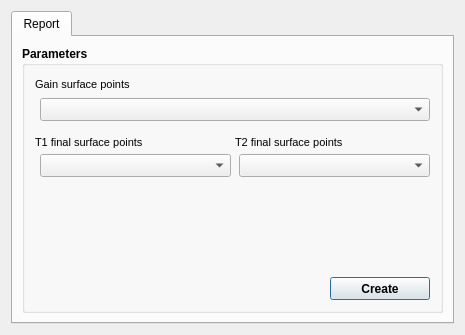
The window that gui/report/report_dlg_base.ui (franciscocamellon/lallemand_plant_care) describes before a commit, drawn with Qt 5.
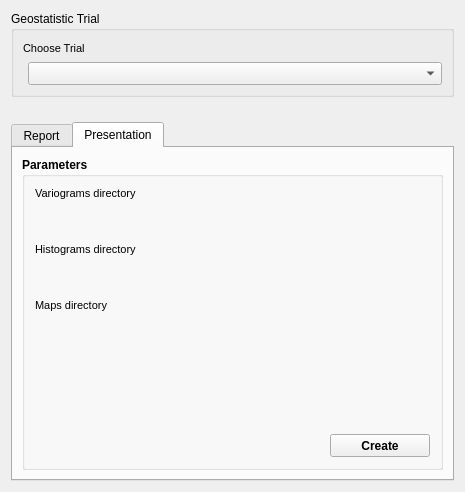
The same window after the commit. Custom widgets are drawn as their Qt base class.

Commit message: Adding a report functionality

What changed in the file:
```diff
--- a/gui/report/report_dlg_base.ui
+++ b/gui/report/report_dlg_base.ui
@@ -7,7 +7,7 @@
     <x>0</x>
     <y>0</y>
     <width>465</width>
-    <height>335</height>
+    <height>492</height>
    </rect>
   </property>
   <property name="minimumSize">
@@ -20,10 +20,10 @@
    <string>Dialog</string>
   </property>
   <layout class="QGridLayout" name="gridLayout">
-   <item row="0" column="0">
-    <widget class="QTabWidget" name="tabWidget">
+   <item row="2" column="0">
+    <widget class="QTabWidget" name="presentation">
      <property name="currentIndex">
-      <number>0</number>
+      <number>1</number>
      </property>
      <widget class="QWidget" name="reportTab">
       <attribute name="title">
@@ -103,14 +103,14 @@
                  <string notr="true">font: 8pt &quot;MS Shell Dlg 2&quot;</string>
                 </property>
                 <property name="text">
-                 <string>Gain surface points</string>
+                 <string>Yield layer</string>
                 </property>
                </widget>
               </item>
              </layout>
             </item>
             <item>
-             <layout class="QHBoxLayout" name="horizontalLayout_4">
+             <layout class="QHBoxLayout" name="horizontalLayout_10">
               <property name="spacing">
                <number>5</number>
               </property>
@@ -118,7 +118,7 @@
                <number>5</number>
               </property>
               <item>
-               <widget class="QgsMapLayerComboBox" name="gainSurfacePointsComboBox">
+               <widget class="QgsMapLayerComboBox" name="yieldLayerComboBox">
                 <property name="minimumSize">
                  <size>
                   <width>0</width>
@@ -128,7 +128,225 @@
                 <property name="maximumSize">
                  <size>
                   <width>16777215</width>
-                  <height>16777215</height>
+                  <height>23</height>
+                 </size>
+                </property>
+                <property name="styleSheet">
+                 <string notr="true">font: 8pt &quot;MS Shell Dlg 2&quot;</string>
+                </property>
+               </widget>
+              </item>
+             </layout>
+            </item>
+           </layout>
+          </item>
+          <item>
+           <spacer name="verticalSpacer_5">
+            <property name="orientation">
+             <enum>Qt::Vertical</enum>
+            </property>
+            <property name="sizeType">
+             <enum>QSizePolicy::Fixed</enum>
+            </property>
+            <property name="sizeHint" stdset="0">
+             <size>
+              <width>20</width>
+              <height>10</height>
+             </size>
+            </property>
+           </spacer>
+          </item>
+          <item>
+           <layout class="QVBoxLayout" name="verticalLayout_7">
+            <property name="spacing">
+             <number>5</number>
+            </property>
+            <property name="leftMargin">
+             <number>0</number>
+            </property>
+            <property name="rightMargin">
+             <number>0</number>
+            </property>
+            <item>
+             <layout class="QHBoxLayout" name="horizontalLayout_13">
+              <item>
+               <widget class="QLabel" name="gainSurfacePointsLabel_5">
+                <property name="minimumSize">
+                 <size>
+                  <width>0</width>
+                  <height>17</height>
+                 </size>
+                </property>
+                <property name="font">
+                 <font>
+                  <family>MS Shell Dlg 2</family>
+                  <pointsize>8</pointsize>
+                  <weight>50</weight>
+                  <italic>false</italic>
+                  <bold>false</bold>
+                 </font>
+                </property>
+                <property name="styleSheet">
+                 <string notr="true">font: 8pt &quot;MS Shell Dlg 2&quot;</string>
+                </property>
+                <property name="text">
+                 <string>T1 layer</string>
+                </property>
+               </widget>
+              </item>
+              <item>
+               <widget class="QLabel" name="gainSurfacePointsLabel_6">
+                <property name="minimumSize">
+                 <size>
+                  <width>0</width>
+                  <height>17</height>
+                 </size>
+                </property>
+                <property name="font">
+                 <font>
+                  <family>MS Shell Dlg 2</family>
+                  <pointsize>8</pointsize>
+                  <weight>50</weight>
+                  <italic>false</italic>
+                  <bold>false</bold>
+                 </font>
+                </property>
+                <property name="styleSheet">
+                 <string notr="true">font: 8pt &quot;MS Shell Dlg 2&quot;</string>
+                </property>
+                <property name="text">
+                 <string>T2 layer</string>
+                </property>
+               </widget>
+              </item>
+             </layout>
+            </item>
+            <item>
+             <layout class="QHBoxLayout" name="horizontalLayout_14">
+              <property name="spacing">
+               <number>5</number>
+              </property>
+              <property name="leftMargin">
+               <number>5</number>
+              </property>
+              <item>
+               <widget class="QgsMapLayerComboBox" name="t1LayerComboBox">
+                <property name="minimumSize">
+                 <size>
+                  <width>0</width>
+                  <height>23</height>
+                 </size>
+                </property>
+                <property name="maximumSize">
+                 <size>
+                  <width>16777215</width>
+                  <height>23</height>
+                 </size>
+                </property>
+                <property name="styleSheet">
+                 <string notr="true">font: 8pt &quot;MS Shell Dlg 2&quot;</string>
+                </property>
+               </widget>
+              </item>
+              <item>
+               <widget class="QgsMapLayerComboBox" name="t2LayerComboBox">
+                <property name="minimumSize">
+                 <size>
+                  <width>0</width>
+                  <height>23</height>
+                 </size>
+                </property>
+                <property name="maximumSize">
+                 <size>
+                  <width>16777215</width>
+                  <height>23</height>
+                 </size>
+                </property>
+                <property name="styleSheet">
+                 <string notr="true">font: 8pt &quot;MS Shell Dlg 2&quot;</string>
+                </property>
+               </widget>
+              </item>
+             </layout>
+            </item>
+           </layout>
+          </item>
+          <item>
+           <spacer name="verticalSpacer_6">
+            <property name="orientation">
+             <enum>Qt::Vertical</enum>
+            </property>
+            <property name="sizeType">
+             <enum>QSizePolicy::Fixed</enum>
+            </property>
+            <property name="sizeHint" stdset="0">
+             <size>
+              <width>20</width>
+              <height>10</height>
+             </size>
+            </property>
+           </spacer>
+          </item>
+          <item>
+           <layout class="QVBoxLayout" name="verticalLayout_9">
+            <property name="spacing">
+             <number>5</number>
+            </property>
+            <property name="leftMargin">
+             <number>0</number>
+            </property>
+            <property name="rightMargin">
+             <number>0</number>
+            </property>
+            <item>
+             <layout class="QHBoxLayout" name="horizontalLayout_15">
+              <item>
+               <widget class="QLabel" name="gainSurfacePointsLabel_7">
+                <property name="minimumSize">
+                 <size>
+                  <width>0</width>
+                  <height>17</height>
+                 </size>
+                </property>
+                <property name="font">
+                 <font>
+                  <family>MS Shell Dlg 2</family>
+                  <pointsize>8</pointsize>
+                  <weight>50</weight>
+                  <italic>false</italic>
+                  <bold>false</bold>
+                 </font>
+                </property>
+                <property name="styleSheet">
+                 <string notr="true">font: 8pt &quot;MS Shell Dlg 2&quot;</string>
+                </property>
+                <property name="text">
+                 <string>Gain points layer</string>
+                </property>
+               </widget>
+              </item>
+             </layout>
+            </item>
+            <item>
+             <layout class="QHBoxLayout" name="horizontalLayout_16">
+              <property name="spacing">
+               <number>5</number>
+              </property>
+              <property name="leftMargin">
+               <number>5</number>
+              </property>
+              <item>
+               <widget class="QgsMapLayerComboBox" name="gainPointsLayerComboBox">
+                <property name="minimumSize">
+                 <size>
+                  <width>0</width>
+                  <height>23</height>
+                 </size>
+                </property>
+                <property name="maximumSize">
+                 <size>
+                  <width>16777215</width>
+                  <height>23</height>
                  </size>
                 </property>
                 <property name="styleSheet">
@@ -168,7 +386,7 @@
              <number>0</number>
             </property>
             <item>
-             <layout class="QHBoxLayout" name="horizontalLayout_10">
+             <layout class="QHBoxLayout" name="horizontalLayout_11">
               <property name="spacing">
                <number>5</number>
               </property>
@@ -252,6 +470,12 @@
                   <height>23</height>
                  </size>
                 </property>
+                <property name="maximumSize">
+                 <size>
+                  <width>16777215</width>
+                  <height>23</height>
+                 </size>
+                </property>
                 <property name="styleSheet">
                  <string notr="true">font: 8pt &quot;MS Shell Dlg 2&quot;</string>
                 </property>
@@ -265,6 +489,12 @@
                   <height>23</height>
                  </size>
                 </property>
+                <property name="maximumSize">
+                 <size>
+                  <width>16777215</width>
+                  <height>23</height>
+                 </size>
+                </property>
                 <property name="styleSheet">
                  <string notr="true">font: 8pt &quot;MS Shell Dlg 2&quot;</string>
                 </property>
@@ -288,7 +518,7 @@
            </spacer>
           </item>
           <item>
-           <layout class="QHBoxLayout" name="horizontalLayout_7">
+           <layout class="QHBoxLayout" name="horizontalLayout_17">
             <property name="spacing">
              <number>0</number>
             </property>
@@ -334,11 +564,473 @@
        </item>
       </layout>
      </widget>
+     <widget class="QWidget" name="tab_3">
+      <attribute name="title">
+       <string>Presentation</string>
+      </attribute>
+      <layout class="QGridLayout" name="gridLayout_4">
+       <item row="0" column="0">
+        <widget class="QGroupBox" name="parametersGroupBox_2">
+         <property name="sizePolicy">
+          <sizepolicy hsizetype="Preferred" vsizetype="MinimumExpanding">
+           <horstretch>0</horstretch>
+           <verstretch>0</verstretch>
+          </sizepolicy>
+         </property>
+         <property name="minimumSize">
+          <size>
+           <width>0</width>
+           <height>90</height>
+          </size>
+         </property>
+         <property name="font">
+          <font>
+           <weight>75</weight>
+           <bold>true</bold>
+          </font>
+         </property>
+         <property name="title">
+          <string>Parameters</string>
+         </property>
+         <layout class="QVBoxLayout" name="verticalLayout_12">
+          <property name="spacing">
+           <number>5</number>
+          </property>
+          <property name="leftMargin">
+           <number>10</number>
+          </property>
+          <property name="topMargin">
+           <number>10</number>
+          </property>
+          <property name="rightMargin">
+           <number>10</number>
+          </property>
+          <property name="bottomMargin">
+           <number>10</number>
+          </property>
+          <item>
+           <layout class="QVBoxLayout" name="verticalLayout_13">
+            <property name="spacing">
+             <number>5</number>
+            </property>
+            <property name="leftMargin">
+             <number>0</number>
+            </property>
+            <property name="rightMargin">
+             <number>10</number>
+            </property>
+            <item>
+             <layout class="QHBoxLayout" name="horizontalLayout_21">
+              <item>
+               <widget class="QLabel" name="pointsFileLabel_4">
+                <property name="font">
+                 <font>
+                  <family>MS Shell Dlg 2</family>
+                  <pointsize>8</pointsize>
+                  <weight>50</weight>
+                  <italic>false</italic>
+                  <bold>false</bold>
+                 </font>
+                </property>
+                <property name="styleSheet">
+                 <string notr="true">font: 8pt &quot;MS Shell Dlg 2&quot;</string>
+                </property>
+                <property name="text">
+                 <string>Variograms directory</string>
+                </property>
+               </widget>
+              </item>
+             </layout>
+            </item>
+            <item>
+             <layout class="QHBoxLayout" name="horizontalLayout_22">
+              <property name="spacing">
+               <number>5</number>
+              </property>
+              <property name="leftMargin">
+               <number>10</number>
+              </property>
+              <item>
+               <widget class="QgsFileWidget" name="variogramsFileWidget">
+                <property name="sizePolicy">
+                 <sizepolicy hsizetype="Expanding" vsizetype="Fixed">
+                  <horstretch>0</horstretch>
+                  <verstretch>0</verstretch>
+                 </sizepolicy>
+                </property>
+                <property name="minimumSize">
+                 <size>
+                  <width>0</width>
+                  <height>23</height>
+                 </size>
+                </property>
+                <property name="maximumSize">
+                 <size>
+                  <width>16777215</width>
+                  <height>16777215</height>
+                 </size>
+                </property>
+                <property name="styleSheet">
+                 <string notr="true">font: 8pt &quot;MS Shell Dlg 2&quot;;</string>
+                </property>
+                <property name="filter">
+                 <string>*.shp</string>
+                </property>
+                <property name="storageMode">
+                 <enum>QgsFileWidget::GetFile</enum>
+                </property>
+               </widget>
+              </item>
+             </layout>
+            </item>
+           </layout>
+          </item>
+          <item>
+           <spacer name="verticalSpacer_9">
+            <property name="orientation">
+             <enum>Qt::Vertical</enum>
+            </property>
+            <property name="sizeType">
+             <enum>QSizePolicy::Fixed</enum>
+            </property>
+            <property name="sizeHint" stdset="0">
+             <size>
+              <width>20</width>
+              <height>10</height>
+             </size>
+            </property>
+           </spacer>
+          </item>
+          <item>
+           <layout class="QVBoxLayout" name="verticalLayout_14">
+            <property name="spacing">
+             <number>5</number>
+            </property>
+            <property name="leftMargin">
+             <number>0</number>
+            </property>
+            <property name="rightMargin">
+             <number>10</number>
+            </property>
+            <item>
+             <layout class="QHBoxLayout" name="horizontalLayout_23">
+              <item>
+               <widget class="QLabel" name="pointsFileLabel_5">
+                <property name="font">
+                 <font>
+                  <family>MS Shell Dlg 2</family>
+                  <pointsize>8</pointsize>
+                  <weight>50</weight>
+                  <italic>false</italic>
+                  <bold>false</bold>
+                 </font>
+                </property>
+                <property name="styleSheet">
+                 <string notr="true">font: 8pt &quot;MS Shell Dlg 2&quot;</string>
+                </property>
+                <property name="text">
+                 <string>Histograms directory</string>
+                </property>
+               </widget>
+              </item>
+             </layout>
+            </item>
+            <item>
+             <layout class="QHBoxLayout" name="horizontalLayout_24">
+              <property name="spacing">
+               <number>5</number>
+              </property>
+              <property name="leftMargin">
+               <number>10</number>
+              </property>
+              <item>
+               <widget class="QgsFileWidget" name="histogramsFileWidget">
+                <property name="sizePolicy">
+                 <sizepolicy hsizetype="Expanding" vsizetype="Fixed">
+                  <horstretch>0</horstretch>
+                  <verstretch>0</verstretch>
+                 </sizepolicy>
+                </property>
+                <property name="minimumSize">
+                 <size>
+                  <width>0</width>
+                  <height>23</height>
+                 </size>
+                </property>
+                <property name="maximumSize">
+                 <size>
+                  <width>16777215</width>
+                  <height>16777215</height>
+                 </size>
+                </property>
+                <property name="styleSheet">
+                 <string notr="true">font: 8pt &quot;MS Shell Dlg 2&quot;;</string>
+                </property>
+                <property name="filter">
+                 <string>*.shp</string>
+                </property>
+                <property name="storageMode">
+                 <enum>QgsFileWidget::GetFile</enum>
+                </property>
+               </widget>
+              </item>
+             </layout>
+            </item>
+           </layout>
+          </item>
+          <item>
+           <spacer name="verticalSpacer_10">
+            <property name="orientation">
+             <enum>Qt::Vertical</enum>
+            </property>
+            <property name="sizeType">
+             <enum>QSizePolicy::Fixed</enum>
+            </property>
+            <property name="sizeHint" stdset="0">
+             <size>
+              <width>20</width>
+              <height>10</height>
+             </size>
+            </property>
+           </spacer>
+          </item>
+          <item>
+           <layout class="QVBoxLayout" name="verticalLayout_15">
+            <property name="spacing">
+             <number>5</number>
+            </property>
+            <property name="leftMargin">
+             <number>0</number>
+            </property>
+            <property name="rightMargin">
+             <number>10</number>
+            </property>
+            <item>
+             <layout class="QHBoxLayout" name="horizontalLayout_25">
+              <item>
+               <widget class="QLabel" name="pointsFileLabel_6">
+                <property name="font">
+                 <font>
+                  <family>MS Shell Dlg 2</family>
+                  <pointsize>8</pointsize>
+                  <weight>50</weight>
+                  <italic>false</italic>
+                  <bold>false</bold>
+                 </font>
+                </property>
+                <property name="styleSheet">
+                 <string notr="true">font: 8pt &quot;MS Shell Dlg 2&quot;</string>
+                </property>
+                <property name="text">
+                 <string>Maps directory</string>
+                </property>
+               </widget>
+              </item>
+             </layout>
+            </item>
+            <item>
+             <layout class="QHBoxLayout" name="horizontalLayout_26">
+              <property name="spacing">
+               <number>5</number>
+              </property>
+              <property name="leftMargin">
+               <number>10</number>
+              </property>
+              <item>
+               <widget class="QgsFileWidget" name="mapsFileWidget">
+                <property name="sizePolicy">
+                 <sizepolicy hsizetype="Expanding" vsizetype="Fixed">
+                  <horstretch>0</horstretch>
+                  <verstretch>0</verstretch>
+                 </sizepolicy>
+                </property>
+                <property name="minimumSize">
+                 <size>
+                  <width>0</width>
+                  <height>23</height>
+                 </size>
+                </property>
+                <property name="maximumSize">
+                 <size>
+                  <width>16777215</width>
+                  <height>16777215</height>
+                 </size>
+                </property>
+                <property name="styleSheet">
+                 <string notr="true">font: 8pt &quot;MS Shell Dlg 2&quot;;</string>
+                </property>
+                <property name="filter">
+                 <string>*.shp</string>
+                </property>
+                <property name="storageMode">
+                 <enum>QgsFileWidget::GetFile</enum>
+                </property>
+               </widget>
+              </item>
+             </layout>
+            </item>
+           </layout>
+          </item>
+          <item>
+           <spacer name="verticalSpacer_11">
+            <property name="orientation">
+             <enum>Qt::Vertical</enum>
+            </property>
+            <property name="sizeHint" stdset="0">
+             <size>
+              <width>20</width>
+              <height>40</height>
+             </size>
+            </property>
+           </spacer>
+          </item>
+          <item>
+           <layout class="QHBoxLayout" name="horizontalLayout_27">
+            <property name="spacing">
+             <number>0</number>
+            </property>
+            <item>
+             <spacer name="horizontalSpacer_7">
+              <property name="orientation">
+               <enum>Qt::Horizontal</enum>
+              </property>
+              <property name="sizeHint" stdset="0">
+               <size>
+                <width>40</width>
+                <height>20</height>
+               </size>
+              </property>
+             </spacer>
+            </item>
+            <item>
+             <widget class="QPushButton" name="reportPushButton_3">
+              <property name="minimumSize">
+               <size>
+                <width>100</width>
+                <height>23</height>
+               </size>
+              </property>
+              <property name="maximumSize">
+               <size>
+                <width>16777215</width>
+                <height>28</height>
+               </size>
+              </property>
+              <property name="styleSheet">
+               <string notr="true">font: 8pt &quot;MS Shell Dlg 2&quot;;</string>
+              </property>
+              <property name="text">
+               <string>Create</string>
+              </property>
+             </widget>
+            </item>
+           </layout>
+          </item>
+         </layout>
+        </widget>
+       </item>
+      </layout>
+     </widget>
+    </widget>
+   </item>
+   <item row="1" column="0">
+    <spacer name="verticalSpacer_3">
+     <property name="orientation">
+      <enum>Qt::Vertical</enum>
+     </property>
+     <property name="sizeHint" stdset="0">
+      <size>
+       <width>20</width>
+       <height>40</height>
+      </size>
+     </property>
+    </spacer>
+   </item>
+   <item row="0" column="0">
+    <widget class="QGroupBox" name="groupBox">
+     <property name="styleSheet">
+      <string notr="true"/>
+     </property>
+     <property name="title">
+      <string>Geostatistic Trial</string>
+     </property>
+     <layout class="QGridLayout" name="gridLayout_3">
+      <item row="0" column="0">
+       <layout class="QVBoxLayout" name="verticalLayout_5">
+        <property name="spacing">
+         <number>5</number>
+        </property>
+        <property name="leftMargin">
+         <number>0</number>
+        </property>
+        <property name="rightMargin">
+         <number>0</number>
+        </property>
+        <item>
+         <layout class="QHBoxLayout" name="horizontalLayout_7">
+          <item>
+           <widget class="QLabel" name="gainSurfacePointsLabel_3">
+            <property name="minimumSize">
+             <size>
+              <width>0</width>
+              <height>17</height>
+             </size>
+            </property>
+            <property name="font">
+             <font>
+              <family>MS Shell Dlg 2</family>
+              <pointsize>8</pointsize>
+              <weight>50</weight>
+              <italic>false</italic>
+              <bold>false</bold>
+             </font>
+            </property>
+            <property name="styleSheet">
+             <string notr="true">font: 8pt &quot;MS Shell Dlg 2&quot;</string>
+            </property>
+            <property name="text">
+             <string>Choose Trial</string>
+            </property>
+           </widget>
+          </item>
+         </layout>
+        </item>
+        <item>
+         <layout class="QHBoxLayout" name="horizontalLayout_8">
+          <property name="spacing">
+           <number>5</number>
+          </property>
+          <property name="leftMargin">
+           <number>5</number>
+          </property>
+          <item>
+           <widget class="QComboBox" name="trialComboBox_2">
+            <property name="minimumSize">
+             <size>
+              <width>0</width>
+              <height>23</height>
+             </size>
+            </property>
+            <property name="styleSheet">
+             <string notr="true">font: 8pt &quot;MS Shell Dlg 2&quot;</string>
+            </property>
+           </widget>
+          </item>
+         </layout>
+        </item>
+       </layout>
+      </item>
+     </layout>
     </widget>
    </item>
   </layout>
  </widget>
  <customwidgets>
+  <customwidget>
+   <class>QgsFileWidget</class>
+   <extends>QWidget</extends>
+   <header>qgsfilewidget.h</header>
+  </customwidget>
   <customwidget>
    <class>QgsMapLayerComboBox</class>
    <extends>QComboBox</extends>
```
Left out of the diff: 22 changed lines with no effect on the pictures. The commit also changes 5 other files.
